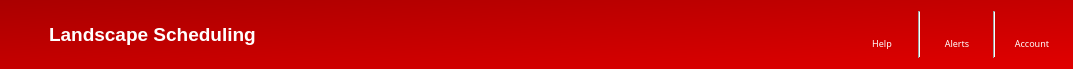
Above: UIs/HeaderWidget.ui from jbbowman/RRTF before the change. Below: the same form after it.
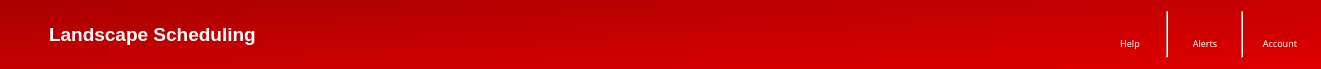
That is the form after the change. Icons and pictures are not drawn.

Diff of the .ui file:
```diff
--- a/UIs/HeaderWidget.ui
+++ b/UIs/HeaderWidget.ui
@@ -6,7 +6,7 @@
    <rect>
     <x>0</x>
     <y>0</y>
-    <width>1073</width>
+    <width>1321</width>
     <height>69</height>
    </rect>
   </property>
```
